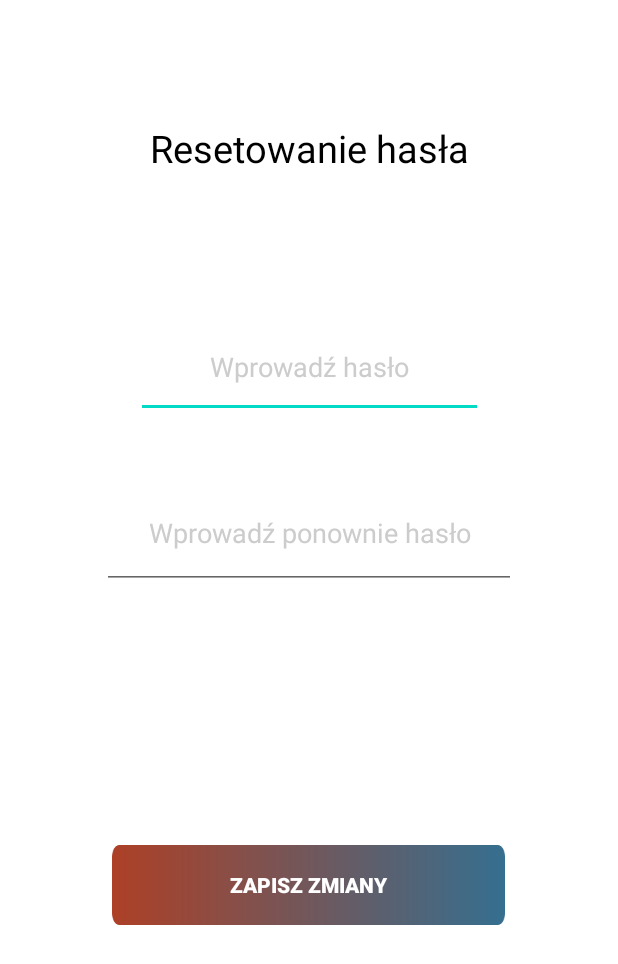
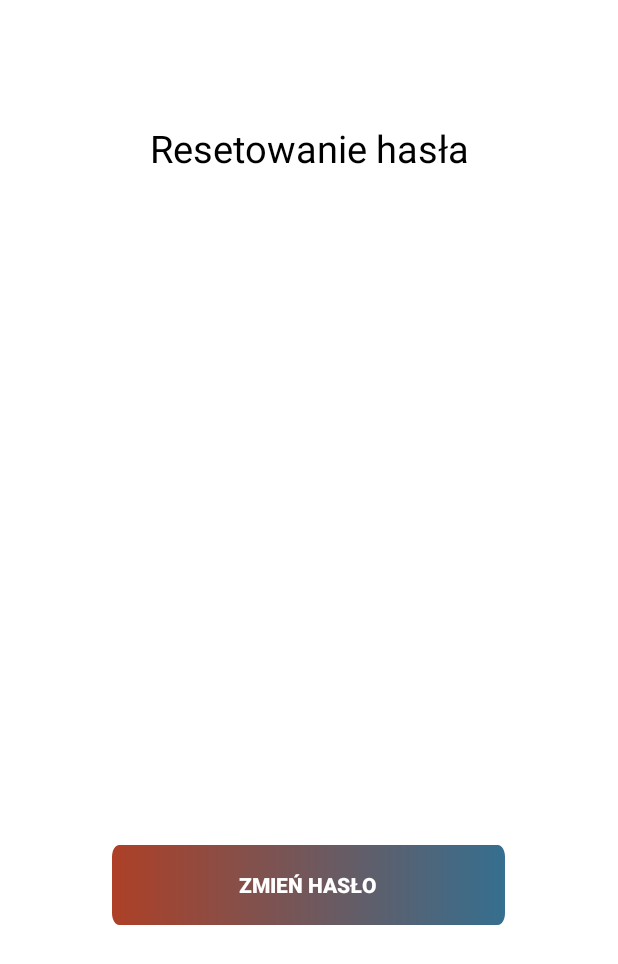
Before and after one commit to wasylukarolina/MobilePharmacy, an Android app: the SettingsActivity screen opened directly, with no data from a screen before it, on a phone screen of 412 x 824 dp. Shown: the top 964 px of the screen. Run offline under Robolectric (Android 15) with nearby library versions, the light colour scheme and no system bars; our stand-ins replace Firebase (no records; nobody signed in at launch, a user with empty details on screens opened directly).

Commit message:
coś działa a dużo nie

```diff
--- a/app/src/main/java/com/example/mobilepharmacy/Drugs.kt
+++ b/app/src/main/java/com/example/mobilepharmacy/Drugs.kt
@@ -1,6 +1,8 @@
 package com.example.mobilepharmacy
 
 class Drugs {
+    lateinit var pojemnosc: String
+    lateinit var rodzajOpakowania: String
     lateinit var nazwaProduktu: String
     lateinit var rodzajPreparatu: String
     lateinit var nazwaPowszechnieStosowana: String
--- a/app/src/main/res/layout/item_medication.xml
+++ b/app/src/main/res/layout/item_medication.xml
@@ -25,6 +25,9 @@
             android:layout_height="wrap_content"
             android:orientation="vertical" />
 
+
+
+
     </LinearLayout>
 
     <LinearLayout
@@ -39,6 +42,7 @@
             android:layout_height="wrap_content"
             android:padding="8dp"
             android:text="USUŃ" />
+
     </LinearLayout>
 
 </LinearLayout>
--- a/app/src/main/res/layout/settings.xml
+++ b/app/src/main/res/layout/settings.xml
@@ -23,7 +23,7 @@
         style="@style/button"
         android:layout_width="262dp"
         android:layout_height="53dp"
-        android:text="ZAPISZ ZMIANY"
+        android:text="Zmień hasło"
         app:layout_constraintBottom_toBottomOf="parent"
         app:layout_constraintEnd_toEndOf="parent"
         app:layout_constraintHorizontal_bias="0.496"
@@ -31,32 +31,5 @@
         app:layout_constraintTop_toTopOf="parent"
         app:layout_constraintVertical_bias="0.731" />
 
-    <EditText
-        android:id="@+id/passwordSettings"
-        android:layout_width="231dp"
-        android:layout_height="67dp"
-        android:text="Wprowadź hasło"
-        android:textAlignment="center"
-        android:textColor="@color/grey"
-        android:textColorHint="@color/grey"
-        app:layout_constraintBottom_toBottomOf="parent"
-        app:layout_constraintEnd_toEndOf="parent"
-        app:layout_constraintStart_toStartOf="parent"
-        app:layout_constraintTop_toTopOf="parent"
-        app:layout_constraintVertical_bias="0.279" />
-
-    <EditText
-        android:id="@+id/repeatSettings"
-        android:layout_width="276dp"
-        android:layout_height="74dp"
-        android:text="Wprowadź ponownie hasło"
-        android:textAlignment="center"
-        android:textColor="@color/grey"
-        android:textColorHint="@color/grey"
-        app:layout_constraintBottom_toBottomOf="parent"
-        app:layout_constraintEnd_toEndOf="parent"
-        app:layout_constraintStart_toStartOf="parent"
-        app:layout_constraintTop_toTopOf="parent"
-        app:layout_constraintVertical_bias="0.425" />
 
 </androidx.constraintlayout.widget.ConstraintLayout>
--- a/build.gradle
+++ b/build.gradle
@@ -1,6 +1,10 @@
 buildscript {
     dependencies {
         classpath 'com.google.gms:google-services:4.3.15'
+        classpath 'gradle.plugin.com.onesignal:onesignal-gradle-plugin:0.14.0'
+    }
+    repositories{
+        mavenCentral()
     }
 }// Top-level build file where you can add configuration options common to all sub-projects/modules.
 plugins {
```
Also changed, not shown: app/build.gradle (+5 -3 lines), app/src/main/AndroidManifest.xml (+27 -0 lines), app/src/main/java/com/example/mobilepharmacy/AddDrugActivity.kt (+28 -3 lines), app/src/main/java/com/example/mobilepharmacy/MedicationsActivity.kt (+51 -3 lines), app/src/main/java/com/example/mobilepharmacy/SettingsActivity.kt (+43 -30 lines), app/src/main/res/layout/activity_add_drug.xml (+10 -1 lines).
